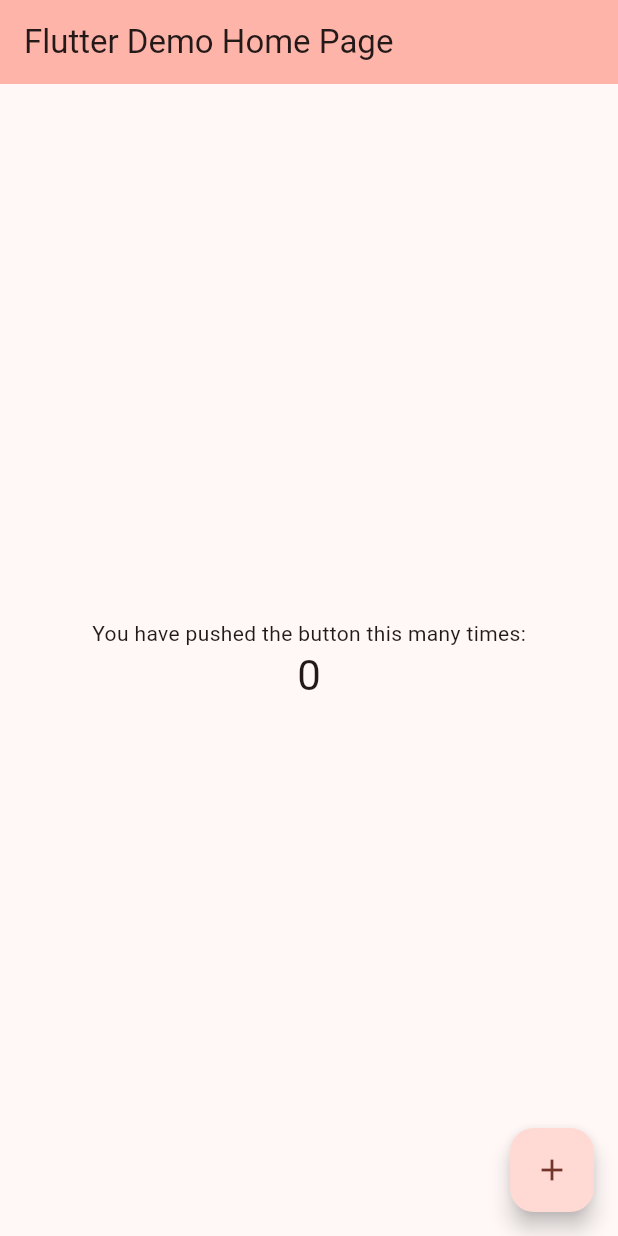
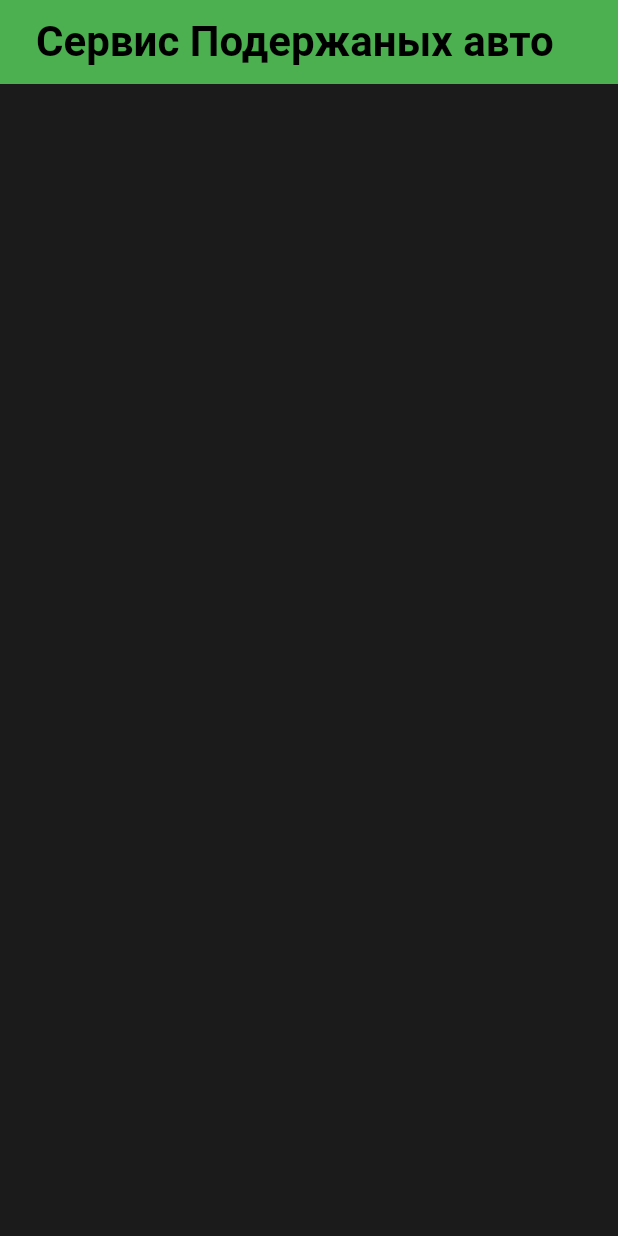
Before and after one commit to Sa9ne/College, a Flutter app: the screen it shows after launch, on a phone screen of 412 x 824 dp. Run offline on Flutter 3.47's test engine with Material 3 defaults, Android fonts, the phone set to English and light mode, and no system bars.

Commit message:
1 try dart language

```diff
--- a/CarService/frontend/lib/main.dart
+++ b/CarService/frontend/lib/main.dart
@@ -1,67 +1,47 @@
 import 'package:flutter/material.dart';
 
 void main() {
-  runApp(const MyApp());
+  runApp(const CarService());
 }
 
-class MyApp extends StatelessWidget {
-  const MyApp({super.key});
+class CarService extends StatelessWidget {
+  const CarService({super.key});
 
-  // This widget is the root of your application.
   @override
   Widget build(BuildContext context) {
     return MaterialApp(
       title: 'Car Service',
       theme: ThemeData(
-        colorScheme: ColorScheme.fromSeed(seedColor: Colors.red),
+        scaffoldBackgroundColor: const Color.fromARGB(255, 27, 27, 27),
+        colorScheme: ColorScheme.fromSeed(seedColor: Colors.green),
+        useMaterial3: true,
       ),
-      home: const MyHomePage(title: 'Flutter Demo Home Page'),
+      home: const HigherMenu(),
     );
   }
 }
 
-class MyHomePage extends StatefulWidget {
-  const MyHomePage({super.key, required this.title});
-  final String title;
-
-  @override
-  State<MyHomePage> createState() => _MyHomePageState();
-}
-
-class _MyHomePageState extends State<MyHomePage> {
-  int _counter = 0;
-
-  void _incrementCounter() {
-    setState(() {
-      _counter++;
-    });
-  }
+class HigherMenu extends StatelessWidget {
+  const HigherMenu({super.key});
 
   @override
   Widget build(BuildContext context) {
     return Scaffold(
       appBar: AppBar(
-        backgroundColor: Theme.of(context).colorScheme.inversePrimary,
-        title: Text(widget.title),
-      ),
-      body: Center(
-
-        child: Column(
-          mainAxisAlignment: MainAxisAlignment.center,
-          children: <Widget>[
-            const Text('You have pushed the button this many times:'),
-            Text(
-              '$_counter',
-              style: Theme.of(context).textTheme.headlineMedium,
-            ),
-          ],
+        backgroundColor: Colors.green,
+        title: const Padding(
+          padding: EdgeInsets.only(left: 8.0),
+          child: Text(
+            'Сервис Подержаных авто',
+            style: TextStyle(
+              fontSize: 28,
+              color: Colors.black,
+              fontWeight: FontWeight.bold,
+            )
+          ),
         ),
-      ),
-      floatingActionButton: FloatingActionButton(
-        onPressed: _incrementCounter,
-        tooltip: 'Increment',
-        child: const Icon(Icons.add),
-      ), // This trailing comma makes auto-formatting nicer for build methods.
+        centerTitle: false,
+      )
     );
   }
 }
```
Also changed, not shown: 1 other file.
